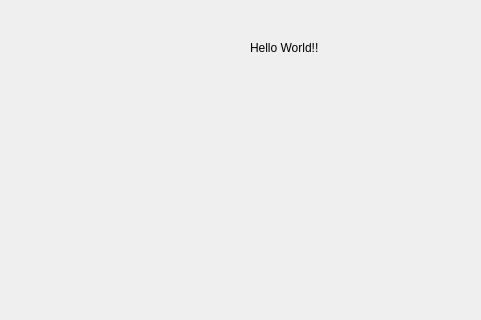
Qt form mainwindow.ui (banujan59/VirtualWebcam) before a commit; both pictures show x 0 to 481 and y 0 to 320 of the 800 by 600 pixel window.
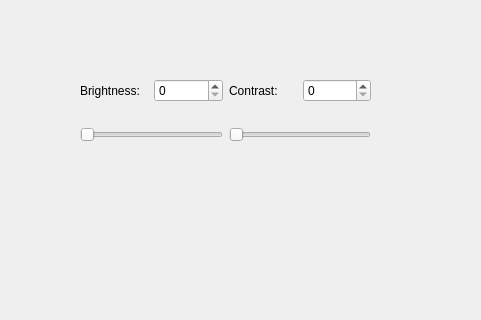
The same form after that commit.

Commit message:
1 add brightness and contrast control (#2)
* Added UI Controls

* Moved mainwindow to its own file

* Created model class for webcam settings

* Sync UI data to model

* Added virtual cam class

* Sync webcam brightness and contrast with data

Patch:
```diff
--- a/mainwindow.ui
+++ b/mainwindow.ui
@@ -14,18 +14,51 @@
    <string>MainWindow</string>
   </property>
   <widget class="QWidget" name="centralwidget">
-   <widget class="QLabel" name="label">
+   <widget class="QWidget" name="gridLayoutWidget">
     <property name="geometry">
      <rect>
-      <x>250</x>
-      <y>40</y>
-      <width>151</width>
-      <height>16</height>
+      <x>80</x>
+      <y>60</y>
+      <width>291</width>
+      <height>101</height>
      </rect>
     </property>
-    <property name="text">
-     <string>Hello World!!</string>
-    </property>
+    <layout class="QGridLayout" name="gridLayout">
+     <item row="1" column="0" colspan="2">
+      <widget class="QSlider" name="brightnessSlider">
+       <property name="orientation">
+        <enum>Qt::Horizontal</enum>
+       </property>
+      </widget>
+     </item>
+     <item row="0" column="2">
+      <widget class="QLabel" name="label_2">
+       <property name="text">
+        <string>Contrast:</string>
+       </property>
+      </widget>
+     </item>
+     <item row="0" column="0">
+      <widget class="QLabel" name="label">
+       <property name="text">
+        <string>Brightness: </string>
+       </property>
+      </widget>
+     </item>
+     <item row="1" column="2" colspan="2">
+      <widget class="QSlider" name="contrastSlider">
+       <property name="orientation">
+        <enum>Qt::Horizontal</enum>
+       </property>
+      </widget>
+     </item>
+     <item row="0" column="1">
+      <widget class="QSpinBox" name="brightnessValue"/>
+     </item>
+     <item row="0" column="3">
+      <widget class="QSpinBox" name="contrastValue"/>
+     </item>
+    </layout>
    </widget>
   </widget>
   <widget class="QMenuBar" name="menubar">
```
The commit also changes 5 other files.
